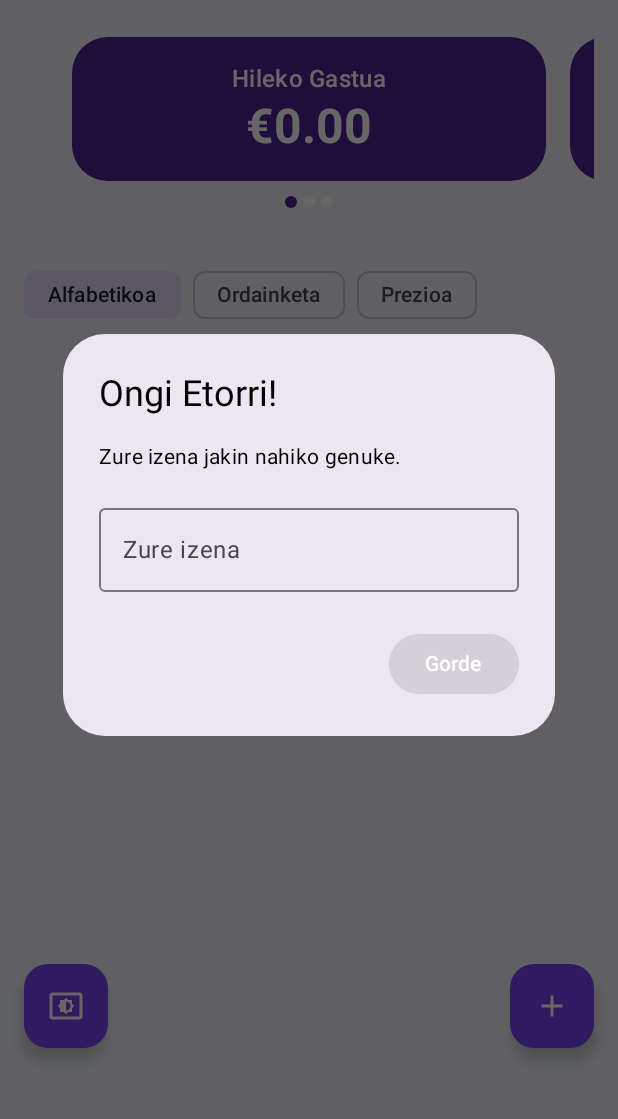
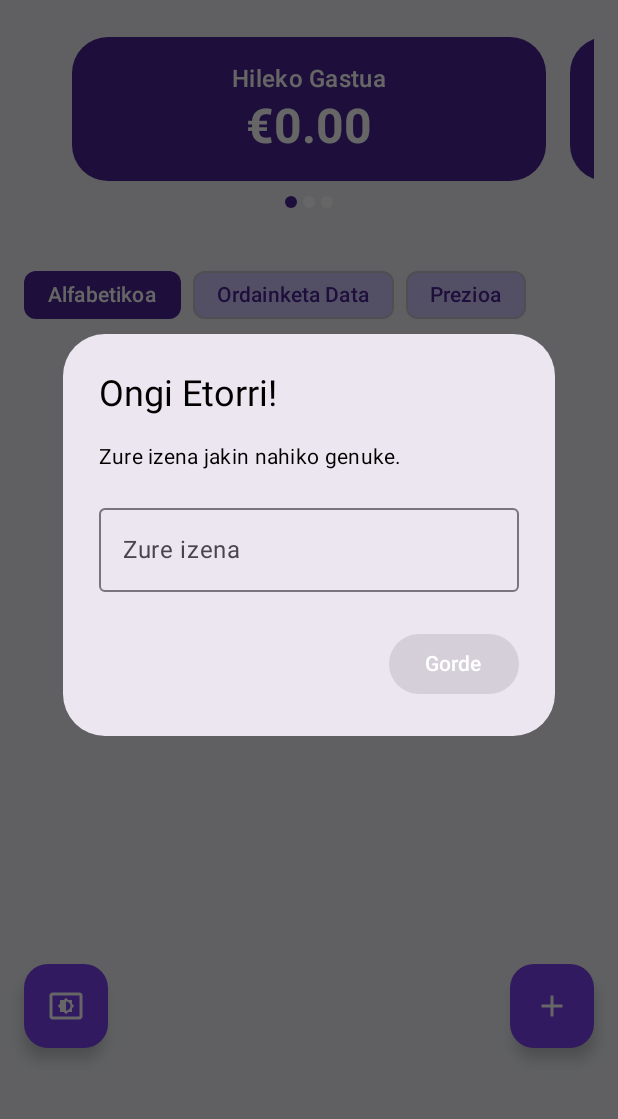
Before and after one commit to igarridosi/OroiApp, an Android app built with Jetpack Compose: the screen it shows after launch (MainActivity), on a phone screen of 412 x 824 dp, the part 83-1202 px from its top. Run offline under Robolectric (Android 15) with nearby library versions, the phone set to English and light mode, and no system bars; our stand-ins replace Room's generated code.

Commit message:
Filtroen kolore eta animazio aldaketa

```diff
--- a/app/src/main/java/com/example/oroiapp/ui/MainScreen.kt
+++ b/app/src/main/java/com/example/oroiapp/ui/MainScreen.kt
@@ -49,6 +49,8 @@ import com.example.oroiapp.viewmodel.MainViewModel
 import com.example.oroiapp.viewmodel.SubscriptionFilter
 import java.text.SimpleDateFormat
 import java.util.*
+import androidx.compose.foundation.lazy.rememberLazyListState
+import androidx.compose.runtime.LaunchedEffect
 
 @Composable
 fun MainHeader(username: String) {
@@ -250,22 +252,40 @@ fun FilterChipRow(
         FilterChip(
             selected = currentFilter == SubscriptionFilter.ALFABETIKOA,
             onClick = { onFilterSelected(SubscriptionFilter.ALFABETIKOA) },
-            label = { Text("Alfabetikoa") }
+            label = { Text("Alfabetikoa") },
+            colors = FilterChipDefaults.filterChipColors(
+                selectedContainerColor = MaterialTheme.colorScheme.onPrimary,
+                selectedLabelColor = MaterialTheme.colorScheme.surface,
+                containerColor = MaterialTheme.colorScheme.primaryContainer,
+                labelColor = MaterialTheme.colorScheme.onPrimary
+            )
         )
         FilterChip(
             selected = currentFilter == SubscriptionFilter.ORDAINKETA_DATA,
             onClick = { onFilterSelected(SubscriptionFilter.ORDAINKETA_DATA) },
-            label = { Text("Ordainketa") }
+            label = { Text("Ordainketa Data") },
+            colors = FilterChipDefaults.filterChipColors(
+                selectedContainerColor = MaterialTheme.colorScheme.onPrimary,
+                selectedLabelColor = MaterialTheme.colorScheme.surface,
+                containerColor = MaterialTheme.colorScheme.primaryContainer,
+                labelColor = MaterialTheme.colorScheme.onPrimary
+            )
         )
         FilterChip(
             selected = currentFilter == SubscriptionFilter.PREZIOA,
             onClick = { onFilterSelected(SubscriptionFilter.PREZIOA) },
-            label = { Text("Prezioa") }
+            label = { Text("Prezioa") },
+            colors = FilterChipDefaults.filterChipColors(
+                selectedContainerColor = MaterialTheme.colorScheme.onPrimary,
+                selectedLabelColor = MaterialTheme.colorScheme.surface,
+                containerColor = MaterialTheme.colorScheme.primaryContainer,
+                labelColor = MaterialTheme.colorScheme.onPrimary
+            )
         )
     }
 }
 
-@OptIn(ExperimentalMaterial3Api::class)
+@OptIn(ExperimentalMaterial3Api::class, ExperimentalFoundationApi::class)
 @Composable
 fun SubscriptionList(
     subscriptions: List<Subscription>,
@@ -300,7 +320,18 @@ fun SubscriptionList(
             }
         }
     } else {
+        // Zerrendaren egoera (scroll-a) kontrolatzeko aldagaia sortu
+        val listState = rememberLazyListState()
+
+        // 'subscriptions' zerrenda aldatzen den bakoitzean (filtroa aldatzean), kode hau exekutatuko da.
+        LaunchedEffect(subscriptions) {
+            // Zerrendaren hasierara joango da
+            listState.scrollToItem(0)
+        }
+
         LazyColumn(
+            // Sortu dugun egoera LazyColumn-ari esleitu
+            state = listState,
             // Padding-a elementu bakoitzari emango diogu, ez zerrendari
             verticalArrangement = Arrangement.spacedBy(8.dp),
 
@@ -326,7 +357,9 @@ fun SubscriptionList(
                 )
                 SwipeToDismissBox(
                     state = dismissState,
-                    modifier = Modifier.padding(vertical = 4.dp),
+                    modifier = Modifier
+                        .padding(vertical = 4.dp)
+                        .animateItem(),
                     enableDismissFromStartToEnd = true,
                     enableDismissFromEndToStart = true,
                     backgroundContent = {
```
